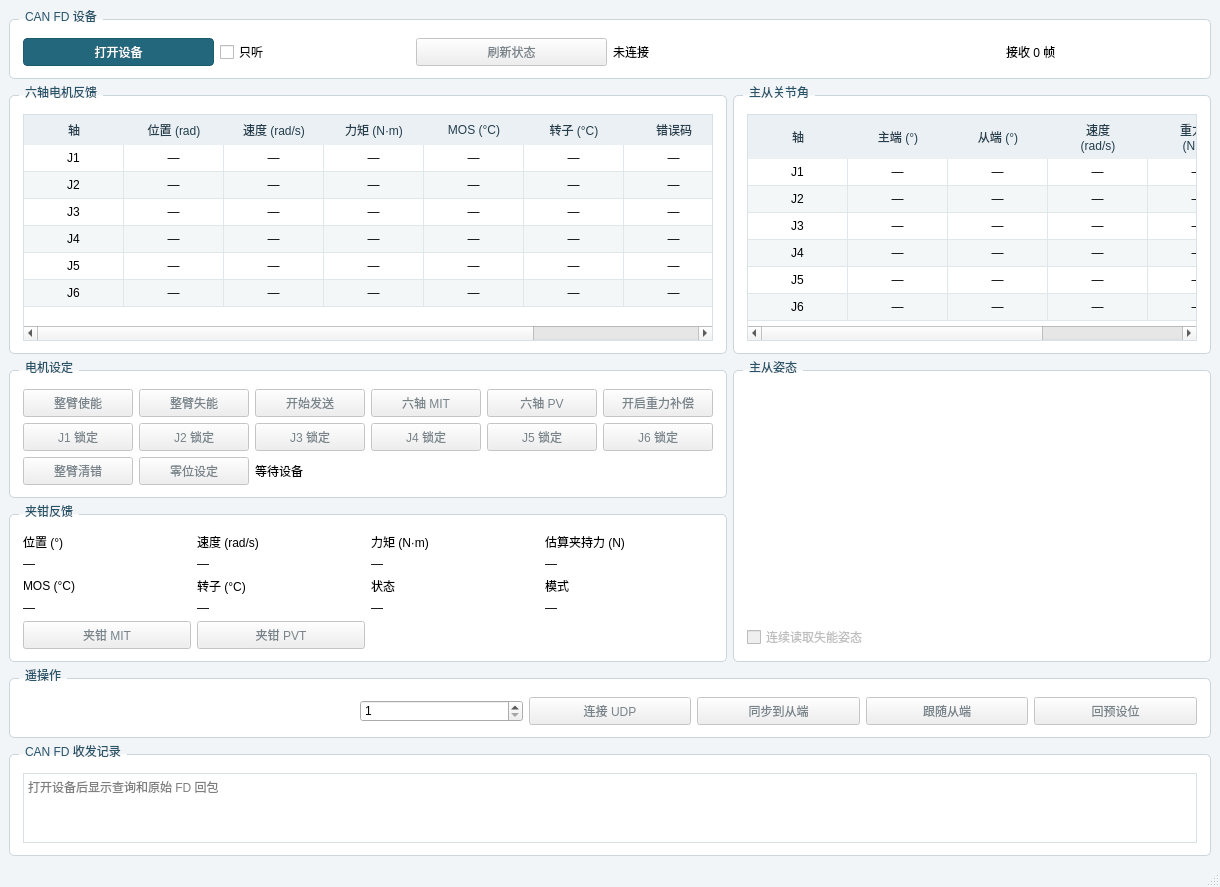
Above: Form1.ui from HG731GZ/DMArm-python before the change. Below: the same form after it.
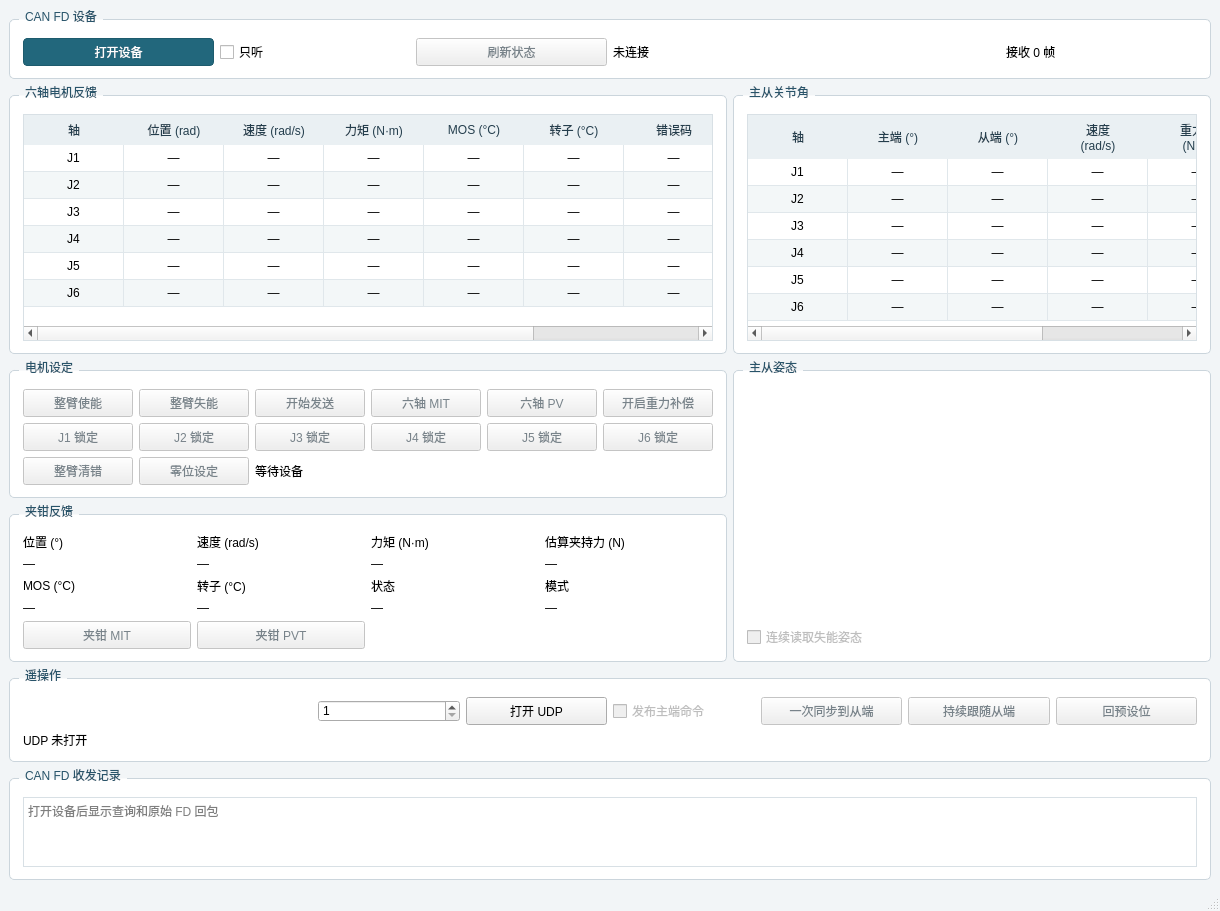
That is the form after the change. Custom widgets are drawn as their Qt base class.

```diff
--- a/Form1.ui
+++ b/Form1.ui
@@ -1053,7 +1053,8 @@
       <property name="title">
        <string>遥操作</string>
       </property>
-      <layout class="QHBoxLayout" name="teleopGroupLayout">
+      <layout class="QVBoxLayout" name="teleopGroupLayout">
+       <item><layout class="QHBoxLayout" name="teleopButtons">
        <item>
         <widget class="QLabel" name="localEndpoint">
          <property name="text">
@@ -1081,17 +1082,23 @@
        <item>
         <widget class="QPushButton" name="udpButton">
          <property name="text">
-          <string>连接 UDP</string>
+          <string>打开 UDP</string>
          </property>
          <property name="enabled">
-          <bool>false</bool>
+          <bool>true</bool>
          </property>
         </widget>
        </item>
+       <item>
+        <widget class="QCheckBox" name="publishMaster">
+         <property name="text"><string>发布主端命令</string></property>
+         <property name="enabled"><bool>false</bool></property>
+        </widget>
+       </item>
        <item>
         <widget class="QPushButton" name="syncButton">
          <property name="text">
-          <string>同步到从端</string>
+          <string>一次同步到从端</string>
          </property>
          <property name="enabled">
           <bool>false</bool>
@@ -1101,7 +1108,7 @@
        <item>
         <widget class="QPushButton" name="followButton">
          <property name="text">
-          <string>跟随从端</string>
+          <string>持续跟随从端</string>
          </property>
          <property name="enabled">
           <bool>false</bool>
@@ -1118,6 +1125,10 @@
          </property>
         </widget>
        </item>
+       </layout></item>
+       <item><widget class="QLabel" name="udpStatus">
+        <property name="text"><string>UDP 未打开</string></property>
+       </widget></item>
       </layout>
      </widget>
     </item>
```
Left out of the diff: 3 changed lines with no effect on the pictures.
